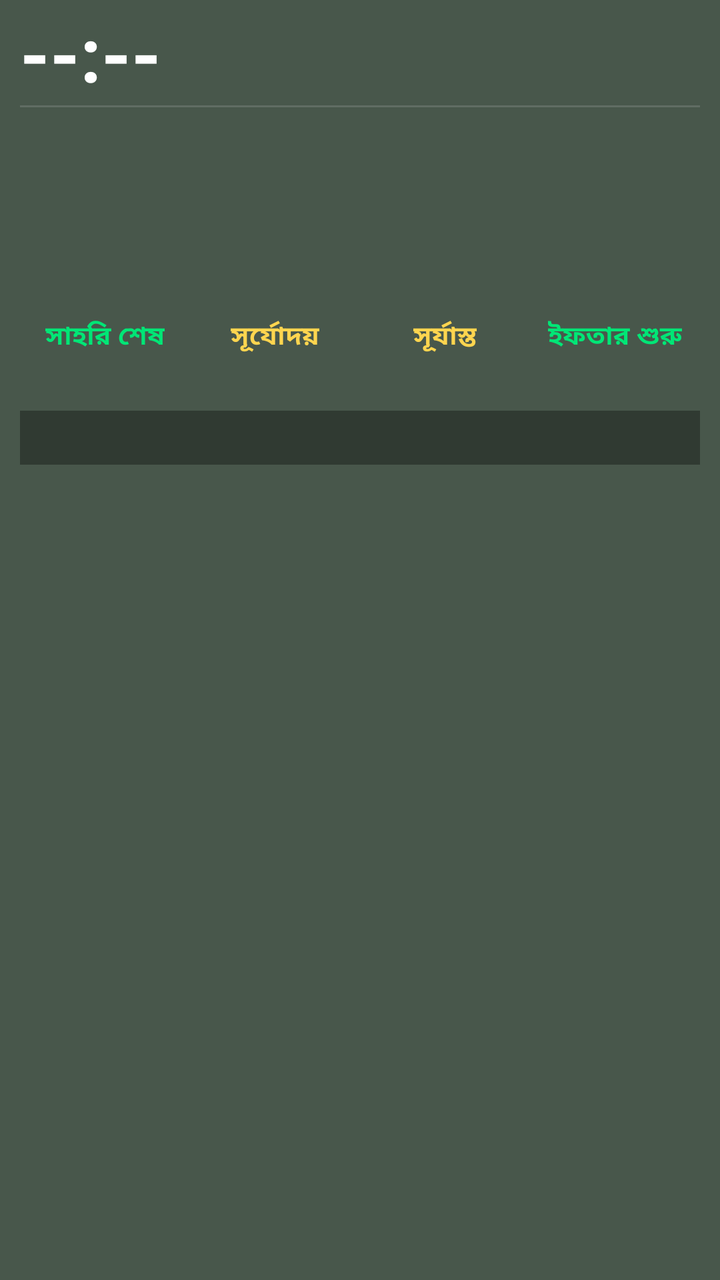
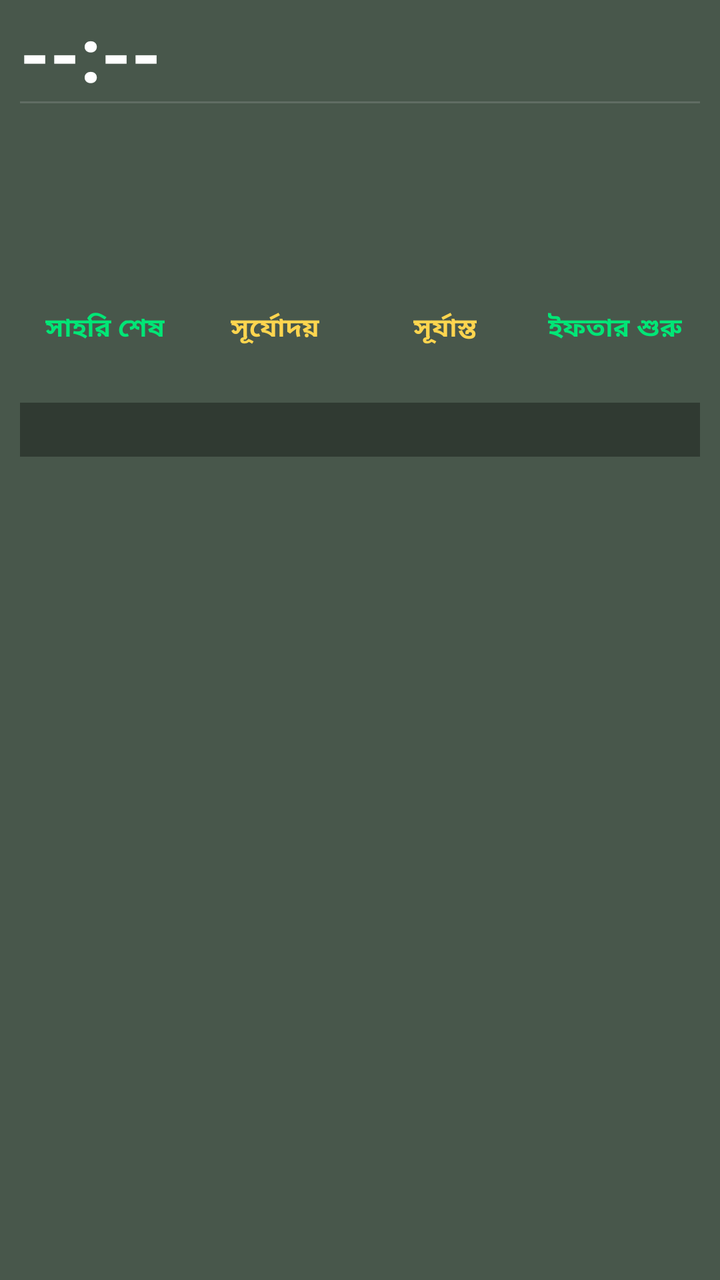

Before-and-after screenshots of an Android layout around one commit, followed by the original layout XML and the change that was made.
<!-- AndroidManifest.xml: fallback theme Theme.MaterialComponents.DayNight.NoActionBar -->
<!-- res/layout/prayer_widget_layout.xml -->
<?xml version="1.0" encoding="utf-8"?>
<LinearLayout xmlns:android="http://schemas.android.com/apk/res/android"
    android:layout_width="match_parent"
    android:layout_height="match_parent"
    android:orientation="vertical"
    android:background="@drawable/widget_background"
    android:paddingStart="10dp"
    android:paddingEnd="10dp"
    android:paddingTop="6dp"
    android:paddingBottom="8dp">

    
    <LinearLayout
        android:layout_width="match_parent"
        android:layout_height="wrap_content"
        android:orientation="horizontal"
        android:gravity="top">

        <TextView
            android:id="@+id/widget_time"
            android:layout_width="0dp"
            android:layout_height="wrap_content"
            android:layout_weight="1"
            android:text="--:--"
            android:textColor="#FFFFFF"
            android:textSize="38sp"
            android:textStyle="bold"
            android:includeFontPadding="false"
            android:gravity="start|center_vertical" />

        <LinearLayout
            android:layout_width="wrap_content"
            android:layout_height="wrap_content"
            android:orientation="vertical"
            android:gravity="end">

            <TextView
                android:id="@+id/widget_location"
                android:layout_width="wrap_content"
                android:layout_height="wrap_content"
                android:text=""
                android:textColor="#80DEEA"
                android:textSize="14sp"
                android:textStyle="bold"
                android:gravity="end"
                android:singleLine="true"
                android:ellipsize="end"
                android:maxWidth="180dp" />

            <TextView
                android:id="@+id/widget_weather"
                android:layout_width="wrap_content"
                android:layout_height="wrap_content"
                android:layout_marginTop="2dp"
                android:text=""
                android:textColor="#B0BEC5"
                android:textSize="13sp"
                android:textStyle="bold"
                android:gravity="end"
                android:singleLine="true"
                android:ellipsize="end"
                android:maxWidth="180dp" />

        </LinearLayout>

    </LinearLayout>

    
    <TextView
        android:layout_width="match_parent"
        android:layout_height="1dp"
        android:layout_marginTop="2dp"
        android:layout_marginBottom="4dp"
        android:background="#22FFFFFF"
        android:text="" />

    
    <LinearLayout
        android:layout_width="match_parent"
        android:layout_height="wrap_content"
        android:orientation="horizontal">

        
        <LinearLayout
            android:layout_width="0dp"
            android:layout_height="wrap_content"
            android:layout_weight="1"
            android:orientation="vertical">

            <TextView
                android:id="@+id/widget_waqt_name"
                android:layout_width="wrap_content"
                android:layout_height="wrap_content"
                android:text=""
                android:textColor="#FFFFFF"
                android:textSize="20sp"
                android:textStyle="bold" />

            <TextView
                android:id="@+id/widget_waqt_range"
                android:layout_width="wrap_content"
                android:layout_height="wrap_content"
                android:layout_marginTop="2dp"
                android:text=""
                android:textColor="#B0BEC5"
                android:textSize="18sp" />

            <TextView
                android:id="@+id/widget_waqt_remaining"
                android:layout_width="wrap_content"
                android:layout_height="wrap_content"
                android:layout_marginTop="3dp"
                android:text=""
                android:textColor="#FFD54F"
                android:textSize="15sp"
                android:textStyle="bold" />

        </LinearLayout>

        
        <LinearLayout
            android:layout_width="0dp"
            android:layout_height="wrap_content"
            android:layout_weight="1"
            android:orientation="vertical">

            <TextView
                android:id="@+id/widget_day"
                android:layout_width="match_parent"
                android:layout_height="wrap_content"
                android:text=""
                android:textColor="#66BB6A"
                android:textSize="19sp"
                android:textStyle="bold"
                android:singleLine="true"
                android:ellipsize="end"
                android:gravity="end" />

            <TextView
                android:id="@+id/widget_gregorian"
                android:layout_width="match_parent"
                android:layout_height="wrap_content"
                android:layout_marginTop="2dp"
                android:text=""
                android:textColor="#E0E0E0"
                android:textSize="15sp"
                android:textStyle="bold"
                android:gravity="end" />

            <TextView
                android:id="@+id/widget_hijri"
                android:layout_width="match_parent"
                android:layout_height="wrap_content"
                android:layout_marginTop="2dp"
                android:text=""
                android:textColor="#FFD54F"
                android:textSize="15sp"
                android:textStyle="bold"
                android:gravity="end" />

            <TextView
                android:id="@+id/widget_bangla_date"
                android:layout_width="match_parent"
                android:layout_height="wrap_content"
                android:layout_marginTop="2dp"
                android:text=""
                android:textColor="#80DEEA"
                android:textSize="15sp"
                android:textStyle="bold"
                android:gravity="end" />

        </LinearLayout>
    </LinearLayout>

    
    <LinearLayout
        android:layout_width="match_parent"
        android:layout_height="wrap_content"
        android:layout_marginTop="8dp"
        android:orientation="horizontal">

        <LinearLayout
            android:layout_width="0dp"
            android:layout_height="wrap_content"
            android:layout_weight="1"
            android:orientation="vertical"
            android:gravity="center">

            <TextView
                android:id="@+id/widget_sehri_label"
                android:layout_width="wrap_content"
                android:layout_height="wrap_content"
                android:text="সাহরি শেষ"
                android:textColor="#00E676"
                android:textSize="13sp"
                android:textStyle="bold" />

            <TextView
                android:id="@+id/widget_sehri"
                android:layout_width="wrap_content"
                android:layout_height="wrap_content"
                android:text=""
                android:textColor="#00E676"
                android:textSize="16sp"
                android:textStyle="bold" />

        </LinearLayout>

        <LinearLayout
            android:layout_width="0dp"
            android:layout_height="wrap_content"
            android:layout_weight="1"
            android:orientation="vertical"
            android:gravity="center">

            <TextView
                android:id="@+id/widget_sunrise_label"
                android:layout_width="wrap_content"
                android:layout_height="wrap_content"
                android:text="সূর্যোদয়"
                android:textColor="#FFD54F"
                android:textSize="13sp"
                android:textStyle="bold" />

            <TextView
                android:id="@+id/widget_sunrise"
                android:layout_width="wrap_content"
                android:layout_height="wrap_content"
                android:text=""
                android:textColor="#FFD54F"
                android:textSize="16sp"
                android:textStyle="bold" />

        </LinearLayout>

        <LinearLayout
            android:layout_width="0dp"
            android:layout_height="wrap_content"
            android:layout_weight="1"
            android:orientation="vertical"
            android:gravity="center">

            <TextView
                android:id="@+id/widget_sunset_label"
                android:layout_width="wrap_content"
                android:layout_height="wrap_content"
                android:text="সূর্যাস্ত"
                android:textColor="#FFD54F"
                android:textSize="13sp"
                android:textStyle="bold" />

            <TextView
                android:id="@+id/widget_sunset"
                android:layout_width="wrap_content"
                android:layout_height="wrap_content"
                android:text=""
                android:textColor="#FFD54F"
                android:textSize="16sp"
                android:textStyle="bold" />

        </LinearLayout>

        <LinearLayout
            android:layout_width="0dp"
            android:layout_height="wrap_content"
            android:layout_weight="1"
            android:orientation="vertical"
            android:gravity="center">

            <TextView
                android:id="@+id/widget_iftar_label"
                android:layout_width="wrap_content"
                android:layout_height="wrap_content"
                android:text="ইফতার শুরু"
                android:textColor="#00E676"
                android:textSize="13sp"
                android:textStyle="bold" />

            <TextView
                android:id="@+id/widget_iftar"
                android:layout_width="wrap_content"
                android:layout_height="wrap_content"
                android:text=""
                android:textColor="#00E676"
                android:textSize="16sp"
                android:textStyle="bold" />

        </LinearLayout>

    </LinearLayout>

    
    <TextView
        android:id="@+id/widget_alert"
        android:layout_width="match_parent"
        android:layout_height="wrap_content"
        android:layout_marginTop="6dp"
        android:paddingTop="4dp"
        android:paddingBottom="4dp"
        android:paddingStart="4dp"
        android:paddingEnd="4dp"
        android:background="#55000000"
        android:text=""
        android:textColor="#FFD54F"
        android:textSize="14sp"
        android:textStyle="bold"
        android:gravity="start"
        android:maxLines="10"
        android:ellipsize="end" />

</LinearLayout>
<!-- resources referenced by this layout -->
<resources>
  <!-- drawable widget_background (drawable) -->
  <?xml version="1.0" encoding="utf-8"?>
  <shape xmlns:android="http://schemas.android.com/apk/res/android"
      android:shape="rectangle">
      <solid android:color="#CC1B2E1F" />
  </shape>
</resources>

<!-- the commit's change to res/layout/prayer_widget_layout.xml (unified diff, before → after) -->
@@ -69,8 +69,8 @@
     <TextView
         android:layout_width="match_parent"
         android:layout_height="1dp"
-        android:layout_marginTop="2dp"
-        android:layout_marginBottom="4dp"
+        android:layout_marginTop="0dp"
+        android:layout_marginBottom="2dp"
         android:background="#22FFFFFF"
         android:text="" />
 
@@ -102,8 +102,9 @@
                 android:layout_height="wrap_content"
                 android:layout_marginTop="2dp"
                 android:text=""
-                android:textColor="#B0BEC5"
-                android:textSize="18sp" />
+                android:textColor="#ECEFF1"
+                android:textSize="18sp"
+                android:textStyle="bold" />
 
             <TextView
                 android:id="@+id/widget_waqt_remaining"
@@ -158,16 +159,36 @@
                 android:textStyle="bold"
                 android:gravity="end" />
 
-            <TextView
-                android:id="@+id/widget_bangla_date"
+            <LinearLayout
                 android:layout_width="match_parent"
                 android:layout_height="wrap_content"
                 android:layout_marginTop="2dp"
-                android:text=""
-                android:textColor="#80DEEA"
-                android:textSize="15sp"
-                android:textStyle="bold"
-                android:gravity="end" />
+                android:orientation="horizontal">
+
+                <TextView
+                    android:id="@+id/widget_season"
+                    android:layout_width="0dp"
+                    android:layout_height="wrap_content"
+                    android:layout_weight="1"
+                    android:text=""
+                    android:textColor="#80DEEA"
+                    android:textSize="13sp"
+                    android:textStyle="bold"
+                    android:gravity="start"
+                    android:singleLine="true"
+                    android:ellipsize="end" />
+
+                <TextView
+                    android:id="@+id/widget_bangla_date"
+                    android:layout_width="wrap_content"
+                    android:layout_height="wrap_content"
+                    android:text=""
+                    android:textColor="#80DEEA"
+                    android:textSize="15sp"
+                    android:textStyle="bold"
+                    android:gravity="end" />
+
+            </LinearLayout>
 
         </LinearLayout>
     </LinearLayout>
